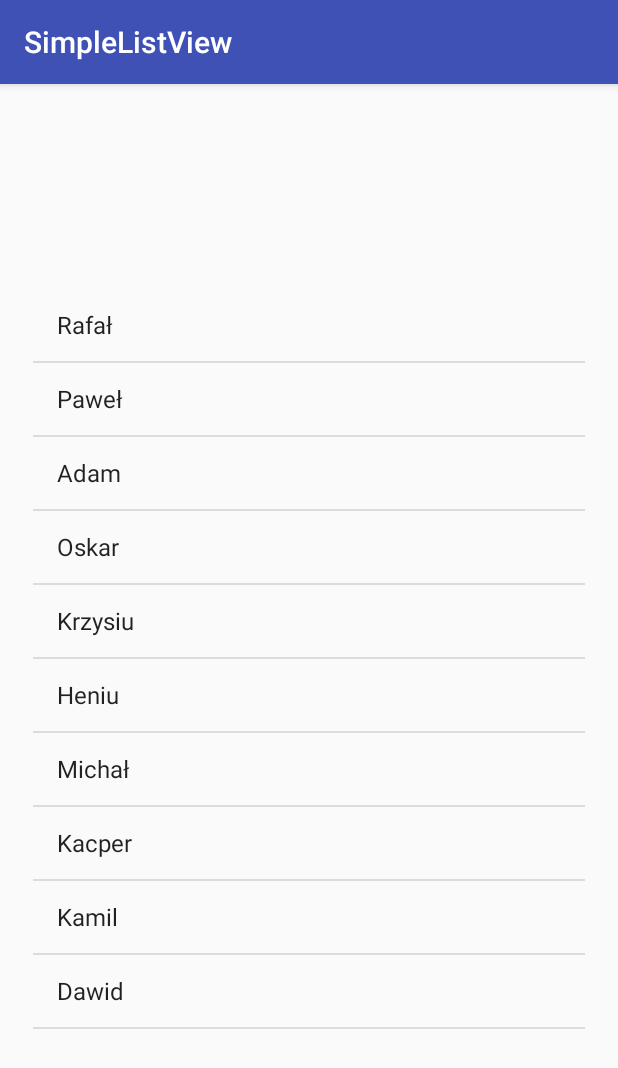
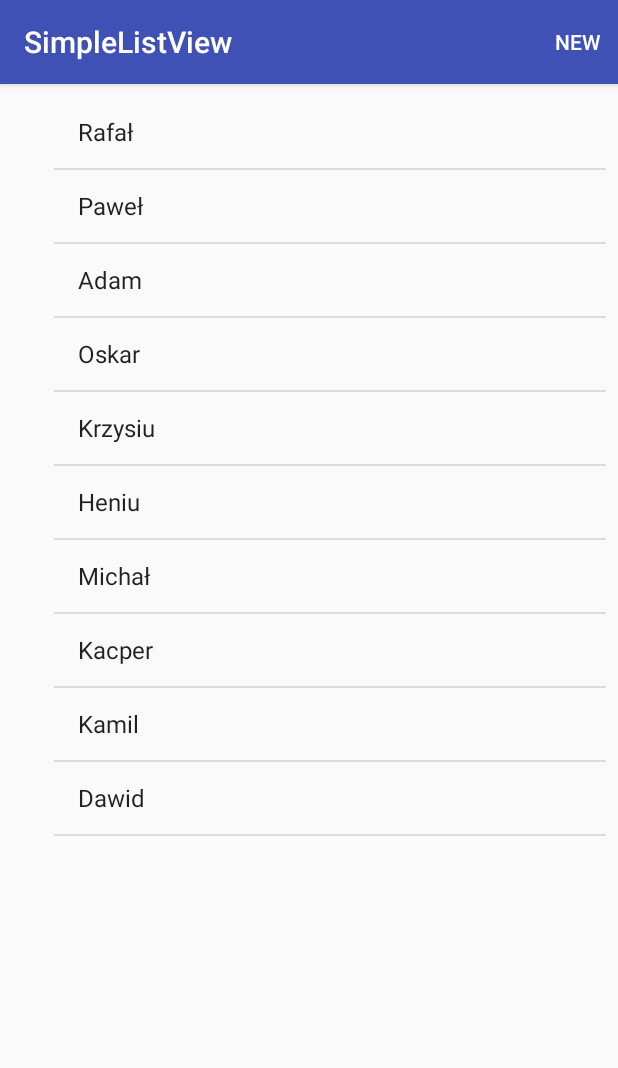
Before and after one commit to mizpablito/AndroidAppCourse, an Android app: the screen it shows after launch (MainActivity), on a phone screen of 412 x 824 dp. Shown: the top 1068 px of the screen. Run offline under Robolectric (Android 15) with nearby library versions, the phone set to English and light mode, and no system bars.

Commit message:
Add menu option

```diff
--- a/SimpleListView/app/src/main/java/pl/dpriv/simplelistview/MainActivity.java
+++ b/SimpleListView/app/src/main/java/pl/dpriv/simplelistview/MainActivity.java
@@ -2,6 +2,8 @@ package pl.dpriv.simplelistview;
 
 import android.support.v7.app.AppCompatActivity;
 import android.os.Bundle;
+import android.view.Menu;
+import android.view.MenuInflater;
 import android.view.View;
 import android.widget.AdapterView;
 import android.widget.ArrayAdapter;
@@ -55,4 +57,11 @@ public class MainActivity extends AppCompatActivity implements AdapterView.OnIte
 
         view.animate().rotationX(360).setDuration(2000).start();
     }
+
+    @Override
+    public boolean onCreateOptionsMenu(Menu menu) {
+        MenuInflater inflater = getMenuInflater();
+        inflater.inflate(R.menu.option_menu, menu);
+        return true;
+    }
 }
--- a/SimpleListView/app/src/main/res/layout/activity_main.xml
+++ b/SimpleListView/app/src/main/res/layout/activity_main.xml
@@ -16,6 +16,8 @@
         android:layout_marginTop="8dp"
         app:layout_constraintBottom_toBottomOf="parent"
         app:layout_constraintEnd_toEndOf="parent"
+        app:layout_constraintHorizontal_bias="1.0"
         app:layout_constraintStart_toStartOf="parent"
-        app:layout_constraintTop_toTopOf="parent" />
+        app:layout_constraintTop_toTopOf="parent"
+        app:layout_constraintVertical_bias="0.0" />
 </android.support.constraint.ConstraintLayout>
--- /dev/null
+++ b/SimpleListView/app/src/main/res/menu/option_menu.xml
@@ -0,0 +1,9 @@
+<?xml version="1.0" encoding="utf-8"?>
+<menu xmlns:app="http://schemas.android.com/apk/res-auto"
+    xmlns:android="http://schemas.android.com/apk/res/android">
+
+    <item
+        android:id="@+id/action_new_student"
+        android:title="New"
+        app:showAsAction="ifRoom" />
+</menu>
```
